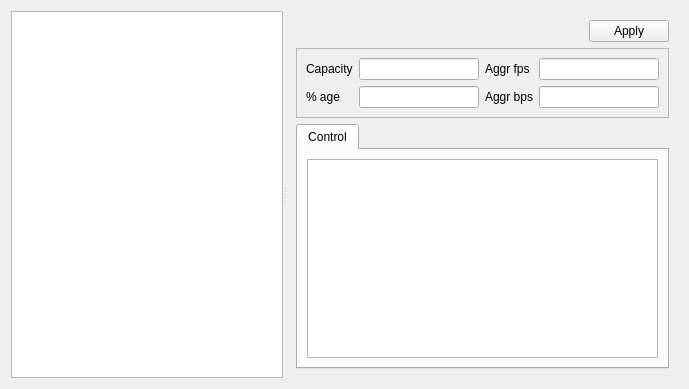
pstavirs/ostinato, file client/portswindow.ui: the form before one commit.
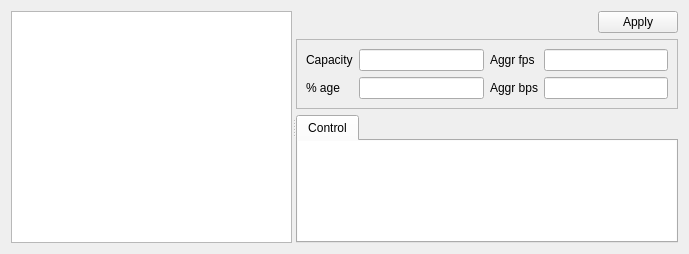
The form after the commit. The open tabs and pages were chosen to show the change. Icons and pictures are not drawn.

Diff of the .ui file:
```diff
--- a/client/portswindow.ui
+++ b/client/portswindow.ui
@@ -6,7 +6,7 @@
     <x>0</x>
     <y>0</y>
     <width>689</width>
-    <height>389</height>
+    <height>254</height>
    </rect>
   </property>
   <property name="windowTitle" >
@@ -32,6 +32,24 @@
       </property>
       <widget class="QWidget" name="portDetail" >
        <layout class="QGridLayout" >
+        <property name="leftMargin" >
+         <number>0</number>
+        </property>
+        <property name="topMargin" >
+         <number>0</number>
+        </property>
+        <property name="rightMargin" >
+         <number>0</number>
+        </property>
+        <property name="bottomMargin" >
+         <number>0</number>
+        </property>
+        <property name="horizontalSpacing" >
+         <number>6</number>
+        </property>
+        <property name="verticalSpacing" >
+         <number>6</number>
+        </property>
         <item row="0" column="0" >
          <layout class="QHBoxLayout" >
           <item>
@@ -118,11 +136,32 @@
             <string>Control</string>
            </attribute>
            <layout class="QHBoxLayout" >
+            <property name="spacing" >
+             <number>0</number>
+            </property>
+            <property name="leftMargin" >
+             <number>0</number>
+            </property>
+            <property name="topMargin" >
+             <number>0</number>
+            </property>
+            <property name="rightMargin" >
+             <number>0</number>
+            </property>
+            <property name="bottomMargin" >
+             <number>0</number>
+            </property>
             <item>
              <widget class="QTableView" name="tvStreamList" >
               <property name="contextMenuPolicy" >
                <enum>Qt::ActionsContextMenu</enum>
               </property>
+              <property name="frameShape" >
+               <enum>QFrame::NoFrame</enum>
+              </property>
+              <property name="lineWidth" >
+               <number>0</number>
+              </property>
               <property name="selectionMode" >
                <enum>QAbstractItemView::ExtendedSelection</enum>
               </property>
```
Left out of the diff: 2 changed lines with no effect on the pictures.
